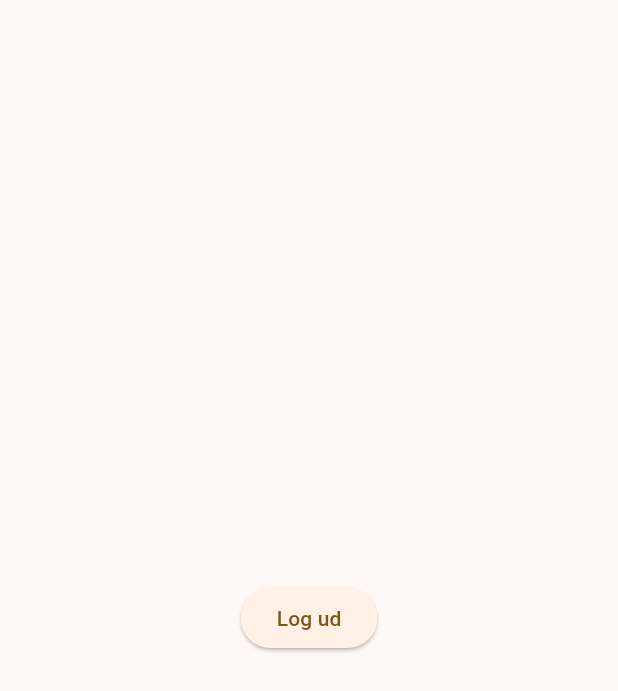
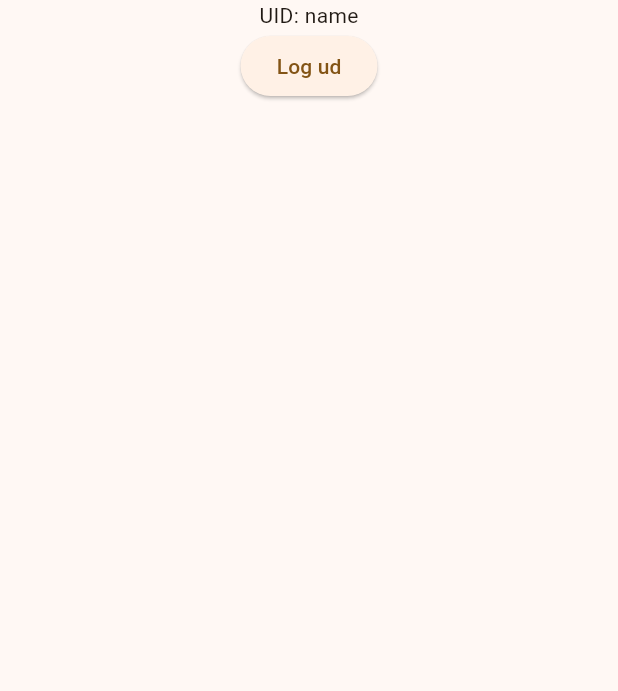
Before and after one commit to Danielsteffen99/CodeAmor, a Flutter app: the MyHomePage screen opened directly, on a phone screen of 412 x 824 dp. Shown: the top 691 px of the screen. Run offline on Flutter 3.47's test engine with Material 3 defaults, Android fonts, the phone set to English and light mode, and no system bars; our stand-ins replace firebase_auth, firebase_core; accounts and stored records are empty; network calls fail.

Commit message:
Added state for logged in user

```diff
--- /dev/null
+++ b/lib/application/services/ProfileService.dart
@@ -0,0 +1,5 @@
+import '../../models/Profile.dart';
+
+class ProfileService {
+
+}
--- /dev/null
+++ b/lib/infrastructure/repositories/ProfileRepository.dart
@@ -0,0 +1,16 @@
+import '../../models/Profile.dart';
+
+class ProfileRepository {
+  void addProfile(String uid) {
+    // TODO Add empty profile to firestore table with uid
+  }
+
+  void updateProfile(Profile profile) {
+    // TODO Update profile in firestore table
+  }
+
+  Profile getProfile(String uid) {
+    // TODO Get profile in firestore table by uid
+    return Profile("id", "name");
+  }
+}
--- a/lib/main.dart
+++ b/lib/main.dart
@@ -1,5 +1,7 @@
 import 'package:flutter/material.dart';
 import 'package:firebase_auth/firebase_auth.dart';
+import 'package:provider/provider.dart';
+import 'state/ProfileState.dart';
 import 'views/login.dart';
 import 'package:firebase_core/firebase_core.dart';
 import 'firebase_options.dart';
@@ -9,7 +11,12 @@
   await Firebase.initializeApp(
     options: DefaultFirebaseOptions.currentPlatform,
   );
-  runApp(const MyApp());
+  runApp(
+    ChangeNotifierProvider(
+      create: (context) => ProfileState(),
+      child: const MyApp()
+    ),
+  );
 }
 
 class MyApp extends StatelessWidget {
@@ -66,7 +73,14 @@
   Widget build(BuildContext context) {
     return Scaffold(
       body: SafeArea(
-        child: Center(
+        child: Column(
+          children: [
+            Consumer<ProfileState>(
+              builder: (context, user, child) {
+                return Text('UID: ${user.profile!.name}');
+              },
+            ),
+            Center(
               child: ElevatedButton(
                 onPressed: () => {
                   logout()
@@ -74,6 +88,8 @@
                 child: const Text('Log ud')
               ),
             ),
+          ],
+        ),
       ),
     );
   }
--- /dev/null
+++ b/lib/models/Profile.dart
@@ -0,0 +1,6 @@
+class Profile {
+  String? id;
+  String? name;
+
+  Profile(this.id, this.name);
+}
--- /dev/null
+++ b/lib/state/ProfileState.dart
@@ -0,0 +1,28 @@
+import 'package:codeamor/infrastructure/repositories/ProfileRepository.dart';
+import 'package:firebase_auth/firebase_auth.dart';
+import 'package:flutter/material.dart';
+import '../models/Profile.dart';
+
+
+class ProfileState extends ChangeNotifier {
+  Profile? profile;
+
+  ProfileRepository profileRepository = ProfileRepository();
+
+  ProfileState() {
+    User? firebaseUser = FirebaseAuth.instance.currentUser;
+    if (firebaseUser != null) {
+      setUser(firebaseUser.uid);
+    }
+  }
+
+  void setUser(String uid) {
+    profile = profileRepository.getProfile(uid);
+    notifyListeners();
+  }
+
+  void removeUser() {
+    profile = null;
+    notifyListeners();
+  }
+}
--- a/lib/views/create_user.dart
+++ b/lib/views/create_user.dart
@@ -1,7 +1,9 @@
 import 'package:codeamor/main.dart';
 import 'package:flutter/material.dart';
 import 'package:firebase_auth/firebase_auth.dart';
+import 'package:provider/provider.dart';
 
+import '../state/ProfileState.dart';
 import 'login.dart';
 
 class CreateUser extends StatefulWidget {
@@ -31,10 +33,19 @@ class _CreateUserState extends State<CreateUser> {
 
   void createUser(String email, String password) async {
     try {
-      await FirebaseAuth.instance.createUserWithEmailAndPassword(
+      var auth = await FirebaseAuth.instance.createUserWithEmailAndPassword(
         email: email,
         password: password,
       );
+
+      // TODO Call create profile here
+
+      // Ensures the context is mounted
+      if (!context.mounted) return;
+
+      // Sets the user in the global state
+      Provider.of<ProfileState>(context, listen: false).setUser(auth.user!.uid);
+
       Navigator.of(context).push(
         MaterialPageRoute(
           builder: (context) => const MyHomePage(title: "CodeAmor"),
--- a/lib/views/login.dart
+++ b/lib/views/login.dart
@@ -2,6 +2,9 @@ import 'package:codeamor/main.dart';
 import 'package:codeamor/views/create_user.dart';
 import 'package:flutter/material.dart';
 import 'package:firebase_auth/firebase_auth.dart';
+import 'package:provider/provider.dart';
+
+import '../state/ProfileState.dart';
 
 class Login extends StatefulWidget {
   const Login({super.key});
@@ -30,10 +33,18 @@ class _LoginState extends State<Login> {
 
   void attemptLogin(String email, String password) async {
     try {
-      await FirebaseAuth.instance.signInWithEmailAndPassword(
+      var auth = await FirebaseAuth.instance.signInWithEmailAndPassword(
           email: email,
           password: password
       );
+
+      // Ensures the context is mounted
+      if (!context.mounted) return;
+
+      // Sets the user in the global state
+      Provider.of<ProfileState>(context, listen: false).setUser(auth.user!.uid);
+
+      // Redirects the user to the main page
       Navigator.of(context).push(
         MaterialPageRoute(
           builder: (context) => const MyHomePage(title: "CodeAmor"),
--- a/pubspec.yaml
+++ b/pubspec.yaml
@@ -37,6 +37,7 @@ dependencies:
   cupertino_icons: ^1.0.2
   firebase_core: ^2.25.4
   firebase_auth: ^4.17.4
+  provider: ^6.1.1
 
 dev_dependencies:
   flutter_test:
```
Also changed, not shown: pubspec.lock. Lines whose indentation alone changed are shown as unchanged.
